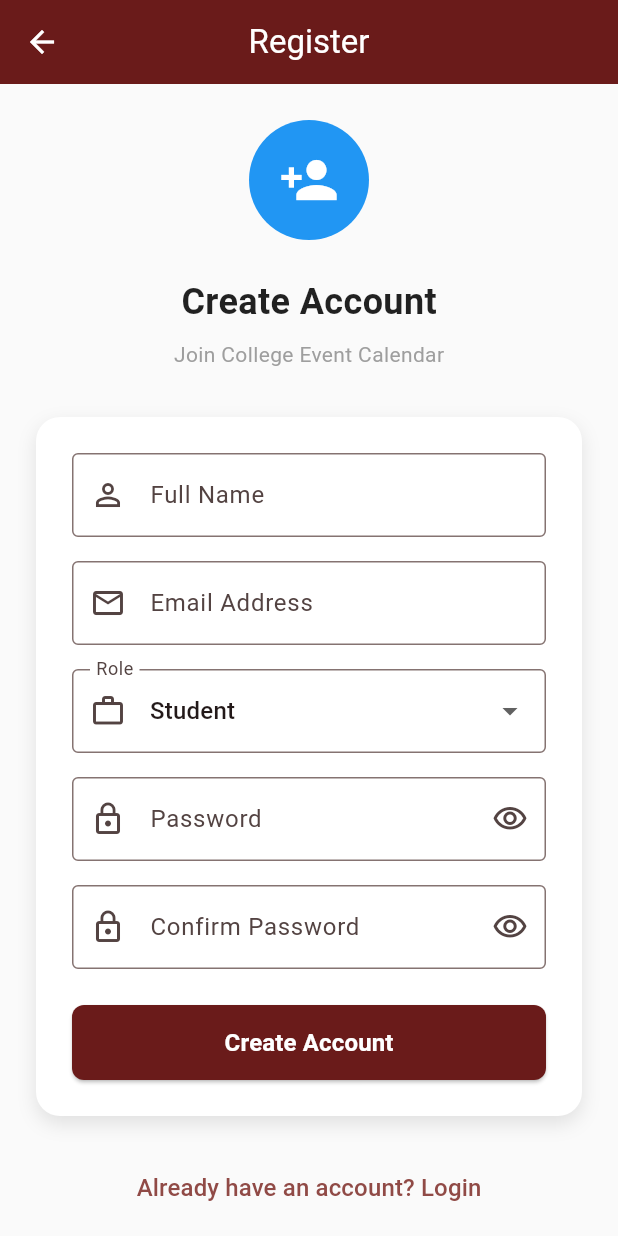
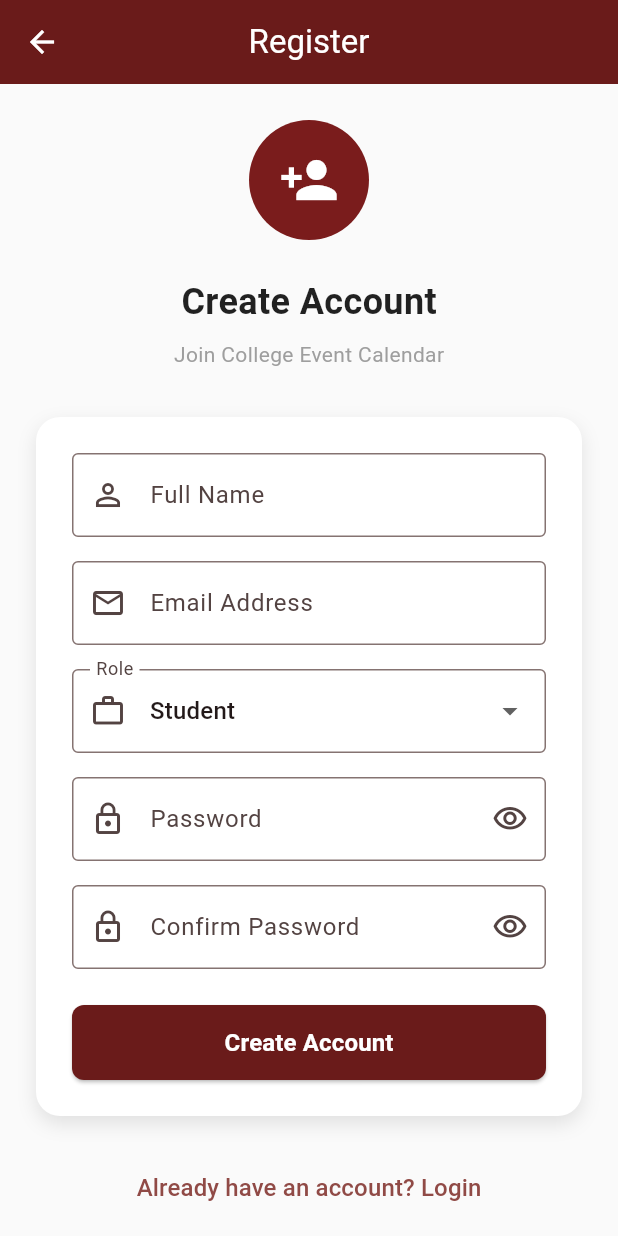
Before and after one commit to Atharvacodess/Rait_EventCalendar, a Flutter app: the screen it shows after launch, after a tap on "New User? Register Here", on a phone screen of 412 x 824 dp. Run offline on Flutter 3.47's test engine with Material 3 defaults, Android fonts, the phone set to English and light mode, and no system bars; our stand-ins replace cloud_firestore, firebase_auth, firebase_core, firebase_messaging, flutter_local_notifications, flutter_spinkit and 2 more; missing offline and left inert: workmanager; accounts and stored records are empty; statements that could not run were skipped.

```diff
--- a/lib/Screens/login_screen.dart
+++ b/lib/Screens/login_screen.dart
@@ -114,18 +114,20 @@ class _LoginScreenState extends State<LoginScreen> {
             child: Column(
               mainAxisAlignment: MainAxisAlignment.center,
               children: [
-                // Logo/Header
-                Container(
+                // Logo/Header (replaced with your PNG asset)
+                SizedBox(
                   width: 120,
                   height: 120,
-                  decoration: BoxDecoration(
-                    color: _maroon, // was blue
-                    borderRadius: BorderRadius.circular(60),
-                  ),
-                  child: const Icon(
-                    Icons.school,
-                    size: 60,
-                    color: Colors.white,
+                  child: Image.asset(
+                    'assets/images/rait_logo.png',
+                    fit: BoxFit.contain,
+                    errorBuilder: (_, __, ___) => Container(
+                      decoration: BoxDecoration(
+                        color: _maroon,
+                        borderRadius: BorderRadius.circular(60),
+                      ),
+                      child: const Icon(Icons.school, size: 60, color: Colors.white),
+                    ),
                   ),
                 ),
                 const SizedBox(height: 32),
@@ -244,7 +246,7 @@ class _LoginScreenState extends State<LoginScreen> {
                               child: ElevatedButton(
                                 onPressed: authService.isLoading ? null : _handleLogin,
                                 style: ElevatedButton.styleFrom(
-                                  backgroundColor: _maroon, // was blue
+                                  backgroundColor: _maroon,
                                   foregroundColor: Colors.white,
                                   shape: RoundedRectangleBorder(
                                     borderRadius: BorderRadius.circular(8),
@@ -287,18 +289,18 @@ class _LoginScreenState extends State<LoginScreen> {
                     style: TextStyle(
                       fontSize: 16,
                       fontWeight: FontWeight.w500,
-                      color: _maroon, // subtle brand color
+                      color: _maroon,
                     ),
                   ),
                 ),
 
                 const SizedBox(height: 24),
 
-                // Guest Access Info (maroon-tinted, not blue)
+                // Guest Access Info
                 Container(
                   padding: const EdgeInsets.all(16),
                   decoration: BoxDecoration(
-                    color: _maroon.withOpacity(0.06), // light maroon tint
+                    color: _maroon.withOpacity(0.06),
                     borderRadius: BorderRadius.circular(12),
                     border: Border.all(color: _maroon.withOpacity(0.30)),
                   ),
--- a/lib/Screens/register_screen.dart
+++ b/lib/Screens/register_screen.dart
@@ -79,7 +79,7 @@ class _RegisterScreenState extends State<RegisterScreen> {
                   width: 80,
                   height: 80,
                   decoration: BoxDecoration(
-                    color: Colors.blue,
+                    color: const Color(0xFF7A1C1C), // RAIT maroon
                     borderRadius: BorderRadius.circular(40),
                   ),
                   child: const Icon(
--- a/lib/Services/notifications/strategies/fifteen_minutes_strategy.dart
+++ b/lib/Services/notifications/strategies/fifteen_minutes_strategy.dart
@@ -2,12 +2,12 @@ import 'package:college_event_calendar/services/notifications/strategies/reminde
 
 class FifteenMinutesStrategy implements ReminderStrategy {
   @override
-  DateTime calculateScheduleTime(DateTime eventDate) {
-    return eventDate.subtract(const Duration(minutes: 15));
+  DateTime calculateScheduleTime(DateTime eventDateUtc) {
+    return eventDateUtc.toUtc().subtract(const Duration(minutes: 15));
   }
 
   @override
-  String getTimingLabel() => '15 minutes before';
+  String getTimingLabel() => 'in 15 minutes';
 
   @override
   int getMinutesBeforeEvent() => 15;
--- a/lib/Services/notifications/strategies/one_hour_strategy.dart
+++ b/lib/Services/notifications/strategies/one_hour_strategy.dart
@@ -2,12 +2,12 @@ import 'package:college_event_calendar/services/notifications/strategies/reminde
 
 class OneHourStrategy implements ReminderStrategy {
   @override
-  DateTime calculateScheduleTime(DateTime eventDate) {
-    return eventDate.subtract(const Duration(hours: 1));
+  DateTime calculateScheduleTime(DateTime eventDateUtc) {
+    return eventDateUtc.toUtc().subtract(const Duration(hours: 1));
   }
 
   @override
-  String getTimingLabel() => '1 hour before';
+  String getTimingLabel() => 'in 1 hour';
 
   @override
   int getMinutesBeforeEvent() => 60;
--- a/lib/Services/notifications/strategies/three_days_strategy.dart
+++ b/lib/Services/notifications/strategies/three_days_strategy.dart
@@ -7,8 +7,8 @@ class ThreeDaysStrategy implements ReminderStrategy {
   }
 
   @override
-  String getTimingLabel() => '3 days before';
+  String getTimingLabel() => 'in 3 days';
 
   @override
-  int getMinutesBeforeEvent() => 4320;
+  int getMinutesBeforeEvent() => 4320; // 3 * 24 * 60
 }
--- a/pubspec.yaml
+++ b/pubspec.yaml
@@ -44,3 +44,5 @@ dev_dependencies:
 
 flutter:
   uses-material-design: true
+  assets:
+    - assets/images/rait_logo.png
```
Also changed, not shown: lib/Services/notifications/strategies/custom_strategy.dart (+5 -4 lines), lib/Services/notifications/strategies/one_day_strategy.dart (+4 -4 lines), lib/Services/notifications/strategies/one_week_strategy.dart (+4 -4 lines), lib/Services/notifications/strategies/reminder_strategy.dart (+6 -1 lines).
